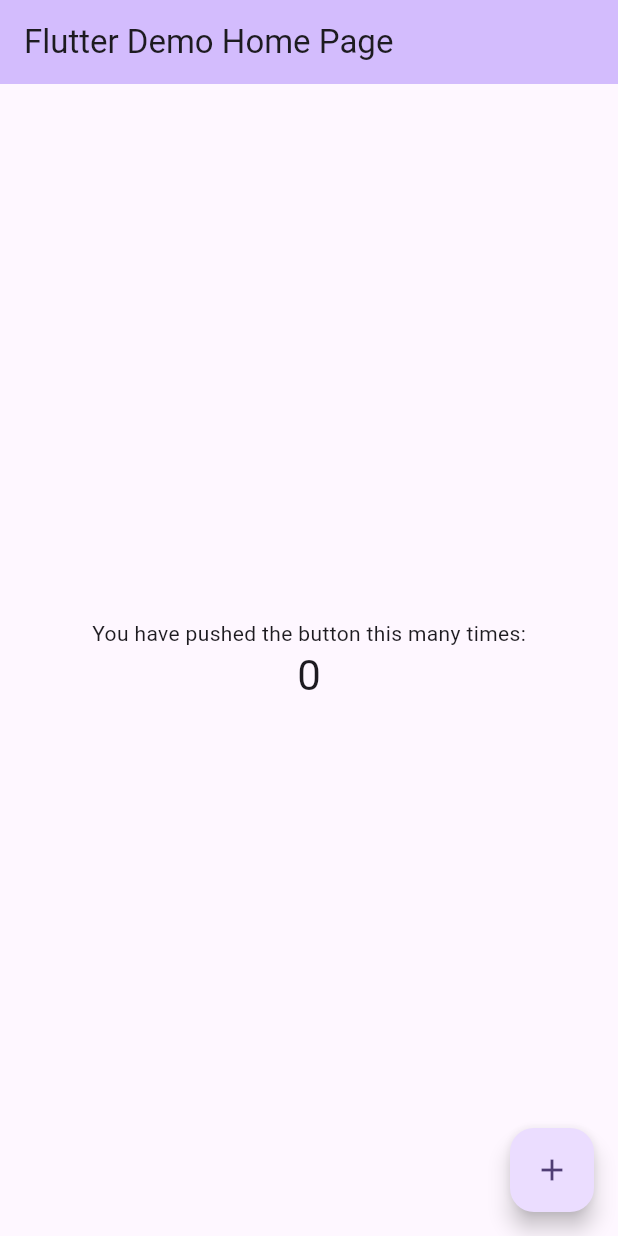
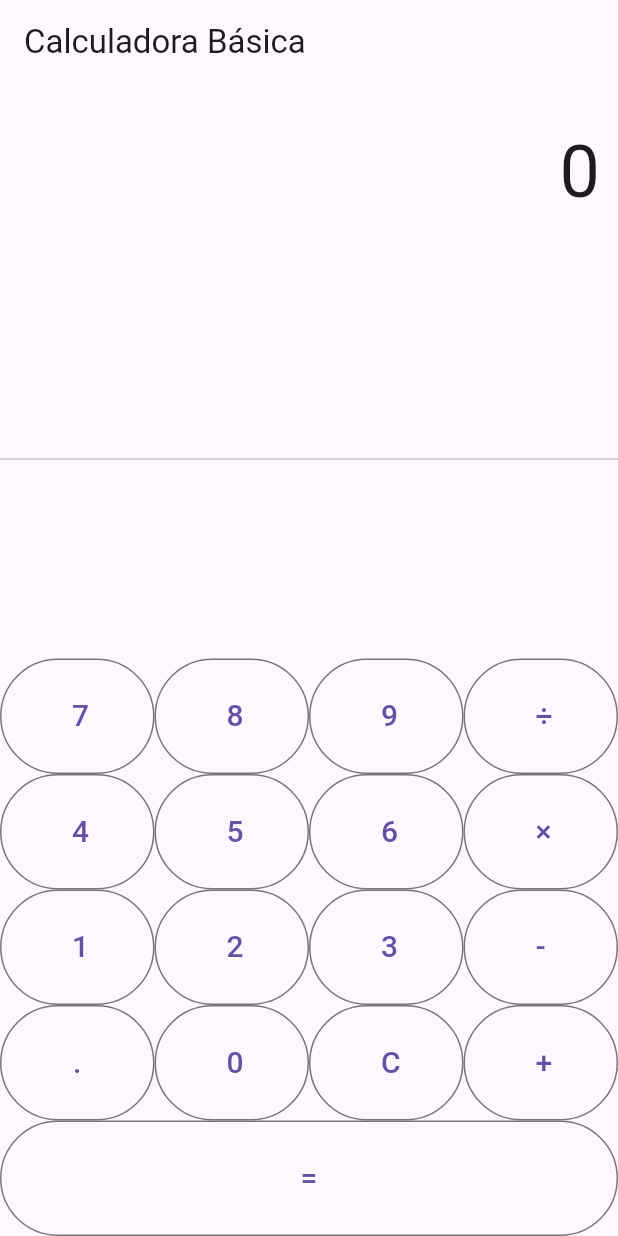
Before and after one commit to camian0/botanical-garden-app, a Flutter app: the screen it shows after launch, on a phone screen of 412 x 824 dp. Run offline on Flutter 3.47's test engine with Material 3 defaults, Android fonts, the phone set to English and light mode, and no system bars.

Commit message:
basic functionality for a calculator was added

```diff
--- /dev/null
+++ b/devtools_options.yaml
@@ -0,0 +1,3 @@
+description: This file stores settings for Dart & Flutter DevTools.
+documentation: https://docs.flutter.dev/tools/devtools/extensions#configure-extension-enablement-states
+extensions:
--- a/lib/main.dart
+++ b/lib/main.dart
@@ -1,125 +1,130 @@
 import 'package:flutter/material.dart';
 
 void main() {
-  runApp(const MyApp());
+  runApp(MyApp());
 }
 
 class MyApp extends StatelessWidget {
-  const MyApp({super.key});
-
-  // This widget is the root of your application.
   @override
   Widget build(BuildContext context) {
     return MaterialApp(
-      title: 'Flutter Demo',
+      title: 'Calculadora Básica',
       theme: ThemeData(
-        // This is the theme of your application.
-        //
-        // TRY THIS: Try running your application with "flutter run". You'll see
-        // the application has a purple toolbar. Then, without quitting the app,
-        // try changing the seedColor in the colorScheme below to Colors.green
-        // and then invoke "hot reload" (save your changes or press the "hot
-        // reload" button in a Flutter-supported IDE, or press "r" if you used
-        // the command line to start the app).
-        //
-        // Notice that the counter didn't reset back to zero; the application
-        // state is not lost during the reload. To reset the state, use hot
-        // restart instead.
-        //
-        // This works for code too, not just values: Most code changes can be
-        // tested with just a hot reload.
-        colorScheme: ColorScheme.fromSeed(seedColor: Colors.deepPurple),
-        useMaterial3: true,
+        primarySwatch: Colors.blue,
       ),
-      home: const MyHomePage(title: 'Flutter Demo Home Page'),
+      home: Calculadora(),
     );
   }
 }
 
-class MyHomePage extends StatefulWidget {
-  const MyHomePage({super.key, required this.title});
-
-  // This widget is the home page of your application. It is stateful, meaning
-  // that it has a State object (defined below) that contains fields that affect
-  // how it looks.
-
-  // This class is the configuration for the state. It holds the values (in this
-  // case the title) provided by the parent (in this case the App widget) and
-  // used by the build method of the State. Fields in a Widget subclass are
-  // always marked "final".
-
-  final String title;
-
+class Calculadora extends StatefulWidget {
   @override
-  State<MyHomePage> createState() => _MyHomePageState();
+  _CalculadoraState createState() => _CalculadoraState();
 }
 
-class _MyHomePageState extends State<MyHomePage> {
-  int _counter = 0;
+class _CalculadoraState extends State<Calculadora> {
+  String displayText = '0';
+  double num1 = 0;
+  double num2 = 0;
+  String result = '0';
+  String operator = '';
 
-  void _incrementCounter() {
+  void buttonPressed(String buttonText) {
+    if (buttonText == 'C') {
+      displayText = '0';
+      num1 = 0;
+      num2 = 0;
+      result = '0';
+      operator = '';
+    } else if (buttonText == '+' ||
+        buttonText == '-' ||
+        buttonText == '×' ||
+        buttonText == '÷') {
+      num1 = double.parse(displayText);
+      operator = buttonText;
+      result = '';
+    } else if (buttonText == '=') {
+      num2 = double.parse(displayText);
+      if (operator == '+') {
+        result = (num1 + num2).toString();
+      } else if (operator == '-') {
+        result = (num1 - num2).toString();
+      } else if (operator == '×') {
+        result = (num1 * num2).toString();
+      } else if (operator == '÷') {
+        result = (num1 / num2).toString();
+      }
+      num1 = 0;
+      num2 = 0;
+      operator = '';
+    } else {
+      result = double.parse(displayText + buttonText).toString();
+    }
+
     setState(() {
-      // This call to setState tells the Flutter framework that something has
-      // changed in this State, which causes it to rerun the build method below
-      // so that the display can reflect the updated values. If we changed
-      // _counter without calling setState(), then the build method would not be
-      // called again, and so nothing would appear to happen.
-      _counter++;
+      displayText = result;
     });
+  }
+
+  Widget buildButton(String buttonText) {
+    return Expanded(
+      child: OutlinedButton(
+        onPressed: () => buttonPressed(buttonText),
+        child: Padding(
+          padding: const EdgeInsets.all(24.0),
+          child: Text(buttonText, style: TextStyle(fontSize: 20.0)),
+        ),
+      ),
+    );
   }
 
   @override
   Widget build(BuildContext context) {
-    // This method is rerun every time setState is called, for instance as done
-    // by the _incrementCounter method above.
-    //
-    // The Flutter framework has been optimized to make rerunning build methods
-    // fast, so that you can just rebuild anything that needs updating rather
-    // than having to individually change instances of widgets.
     return Scaffold(
       appBar: AppBar(
-        // TRY THIS: Try changing the color here to a specific color (to
-        // Colors.amber, perhaps?) and trigger a hot reload to see the AppBar
-        // change color while the other colors stay the same.
-        backgroundColor: Theme.of(context).colorScheme.inversePrimary,
-        // Here we take the value from the MyHomePage object that was created by
-        // the App.build method, and use it to set our appbar title.
-        title: Text(widget.title),
+        title: Text('Calculadora Básica'),
       ),
-      body: Center(
-        // Center is a layout widget. It takes a single child and positions it
-        // in the middle of the parent.
-        child: Column(
-          // Column is also a layout widget. It takes a list of children and
-          // arranges them vertically. By default, it sizes itself to fit its
-          // children horizontally, and tries to be as tall as its parent.
-          //
-          // Column has various properties to control how it sizes itself and
-          // how it positions its children. Here we use mainAxisAlignment to
-          // center the children vertically; the main axis here is the vertical
-          // axis because Columns are vertical (the cross axis would be
-          // horizontal).
-          //
-          // TRY THIS: Invoke "debug painting" (choose the "Toggle Debug Paint"
-          // action in the IDE, or press "p" in the console), to see the
-          // wireframe for each widget.
-          mainAxisAlignment: MainAxisAlignment.center,
-          children: <Widget>[
-            const Text(
-              'You have pushed the button this many times:',
-            ),
-            Text(
-              '$_counter',
-              style: Theme.of(context).textTheme.headlineMedium,
-            ),
-          ],
-        ),
+      body: Column(
+        children: <Widget>[
+          Container(
+            alignment: Alignment.centerRight,
+            padding: EdgeInsets.symmetric(vertical: 24.0, horizontal: 12.0),
+            child: Text(displayText, style: TextStyle(fontSize: 48.0)),
+          ),
+          Expanded(
+            child: Divider(),
+          ),
+          Column(
+            children: [
+              Row(children: [
+                buildButton('7'),
+                buildButton('8'),
+                buildButton('9'),
+                buildButton('÷')
+              ]),
+              Row(children: [
+                buildButton('4'),
+                buildButton('5'),
+                buildButton('6'),
+                buildButton('×')
+              ]),
+              Row(children: [
+                buildButton('1'),
+                buildButton('2'),
+                buildButton('3'),
+                buildButton('-')
+              ]),
+              Row(children: [
+                buildButton('.'),
+                buildButton('0'),
+                buildButton('C'),
+                buildButton('+')
+              ]),
+              Row(children: [buildButton('=')]),
+            ],
+          )
+        ],
       ),
-      floatingActionButton: FloatingActionButton(
-        onPressed: _incrementCounter,
-        tooltip: 'Increment',
-        child: const Icon(Icons.add),
-      ), // This trailing comma makes auto-formatting nicer for build methods.
     );
   }
 }
```
